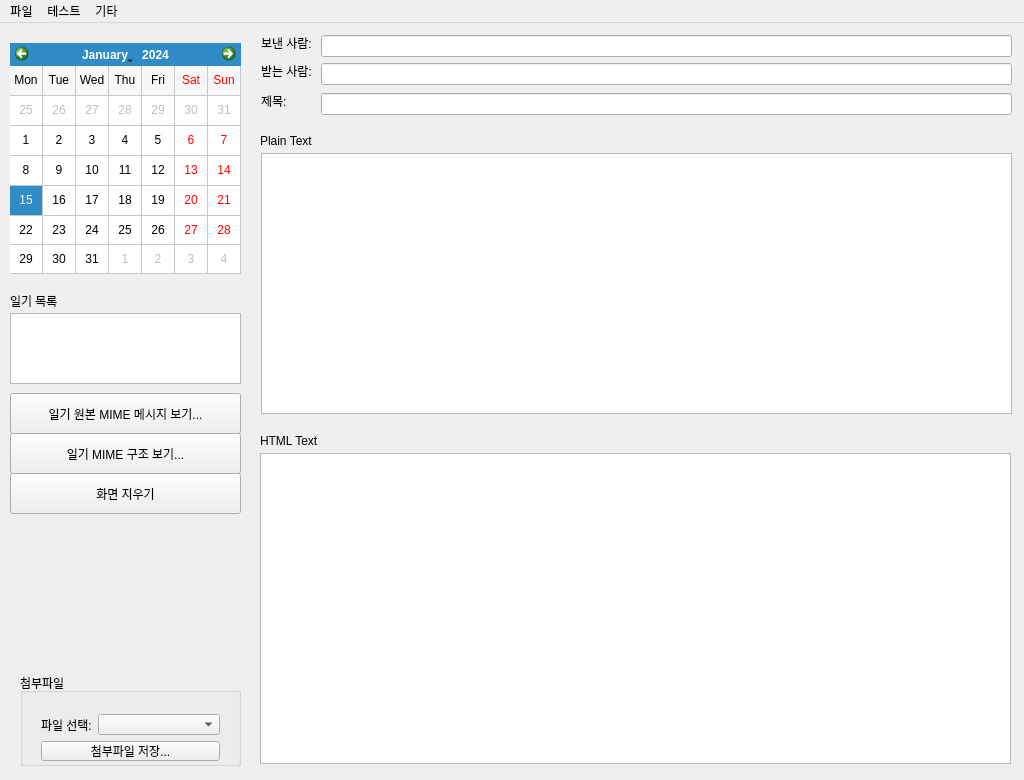
Before: the Qt Designer form qt/main_window.ui in chwnam/lifemotif-desktop, drawn with Qt 5.
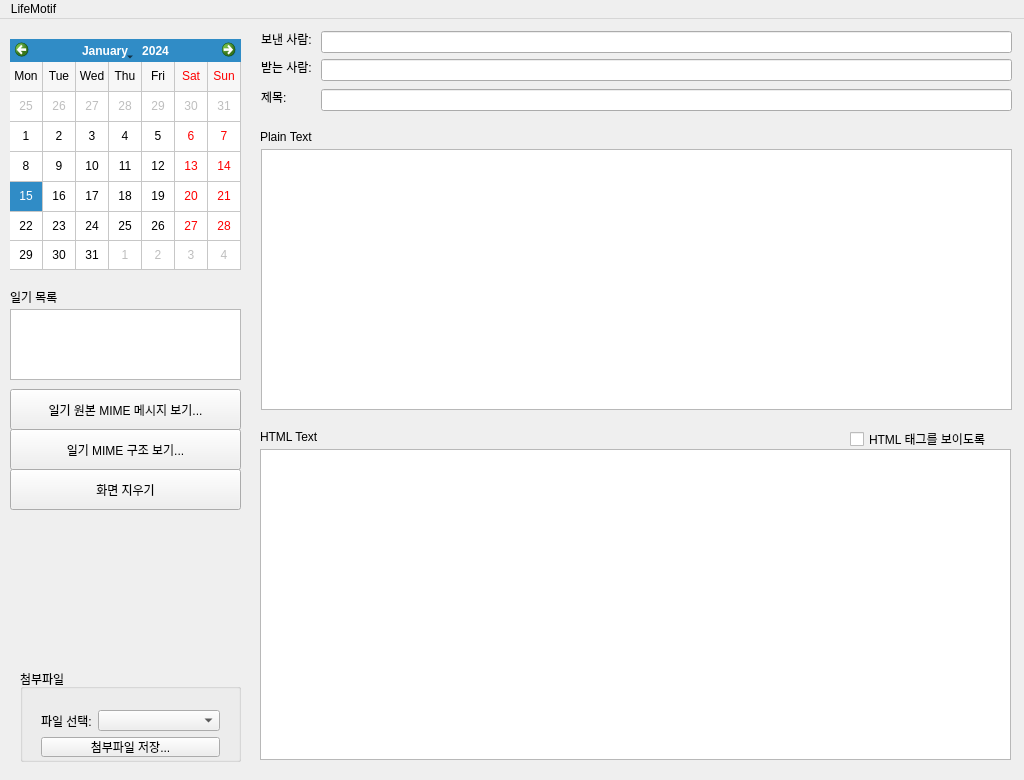
After: the same form once the commit is applied. Custom widgets are drawn as their Qt base class.

```diff
--- a/qt/main_window.ui
+++ b/qt/main_window.ui
@@ -278,6 +278,22 @@
      <string>HTML Text</string>
     </property>
    </widget>
+   <widget class="QCheckBox" name="showHtmlCodeCheckBox">
+    <property name="geometry">
+     <rect>
+      <x>850</x>
+      <y>410</y>
+      <width>161</width>
+      <height>20</height>
+     </rect>
+    </property>
+    <property name="layoutDirection">
+     <enum>Qt::LeftToRight</enum>
+    </property>
+    <property name="text">
+     <string>HTML 태그를 보이도록</string>
+    </property>
+   </widget>
   </widget>
   <widget class="QMenuBar" name="menuBar">
    <property name="geometry">
@@ -288,31 +304,13 @@
      <height>22</height>
     </rect>
    </property>
-   <widget class="QMenu" name="menuFile">
-    <property name="title">
-     <string>파일</string>
-    </property>
-    <addaction name="actionExit"/>
-   </widget>
    <widget class="QMenu" name="menuTestMenu">
     <property name="title">
-     <string>테스트</string>
-    </property>
-    <addaction name="actionConsoleAuthentication"/>
-    <addaction name="actionBrowserAuthentication"/>
-    <addaction name="separator"/>
-    <addaction name="actionList_Mailboxes"/>
-    <addaction name="actionBuild_Local_Structure"/>
-   </widget>
-   <widget class="QMenu" name="menuEtc">
-    <property name="title">
-     <string>기타</string>
+     <string>LifeMotif</string>
     </property>
     <addaction name="actionAbout"/>
    </widget>
-   <addaction name="menuFile"/>
    <addaction name="menuTestMenu"/>
-   <addaction name="menuEtc"/>
   </widget>
   <action name="actionOptions">
    <property name="text">
```
Left out of the diff: 32 changed lines with no effect on the pictures.
